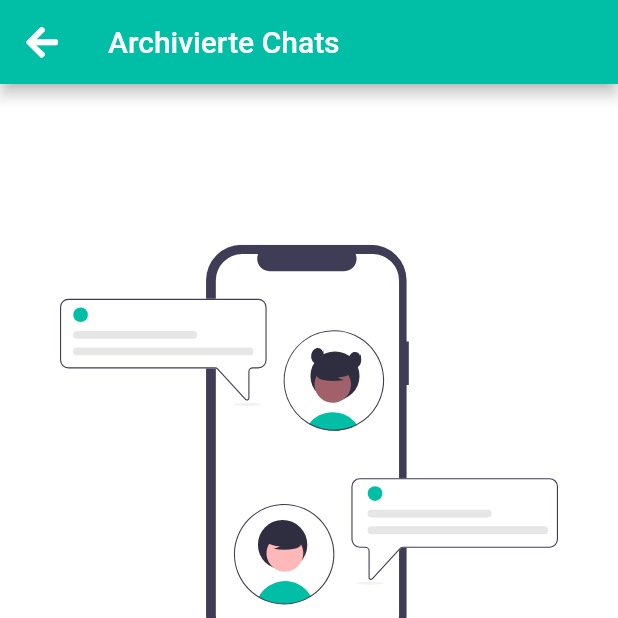
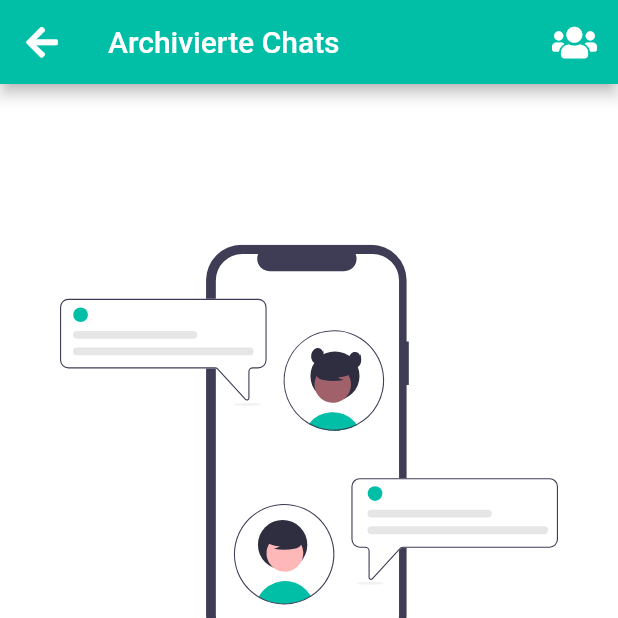
Before and after one commit to SirSimon04/you2me, a Flutter app: the ChatList screen opened directly, after a tap on an icon or button, on a phone screen of 412 x 824 dp, the top half of it. Run offline on Flutter 3.47's test engine with Material 2 defaults, Android fonts, the phone set to English and light mode, and no system bars; our stand-ins replace badges, bubble, cached_network_image, cloud_firestore, device_preview, firebase_auth and 16 more; missing offline and left inert: adaptive_action_sheet, clipboard, cupertino_list_tile, platform_list_tile, time_ago_provider; accounts and stored records are empty.

Commit message:
Added ModalBottomSheet to create groups. The users that can be added are the friends, coming from future builder, with checkboxlisttile

```diff
--- a/lib/screens/chatting/chatlist/chat_list_screen.dart
+++ b/lib/screens/chatting/chatlist/chat_list_screen.dart
@@ -56,11 +56,15 @@ class _ChatListState extends State<ChatList>
     // print("UID ist " + _auth.currentUser!.uid);
     // print(_auth.currentUser!.displayName);
     return Scaffold(
-      appBar: getChatListAppBar(isArchiveOpen, () {
-        setState(() {
-          isArchiveOpen = !isArchiveOpen;
-        });
-      }),
+      appBar: getChatListAppBar(
+        isArchiveOpen: isArchiveOpen,
+        onArchivePress: () {
+          setState(() {
+            isArchiveOpen = !isArchiveOpen;
+          });
+        },
+        context: context,
+      ),
       body: Container(
         decoration: BoxDecoration(
           image: gmOn
--- a/lib/screens/chatting/chatlist/components/chatlist_appbar.dart
+++ b/lib/screens/chatting/chatlist/components/chatlist_appbar.dart
@@ -1,9 +1,14 @@
 import 'dart:ui';
 
 import 'package:flutter/material.dart';
+import 'package:flutter_dispuatio/screens/chatting/chatlist/components/create_group_bottom_sheet.dart';
 import 'package:font_awesome_flutter/font_awesome_flutter.dart';
 
-getChatListAppBar(bool isArchiveOpen, VoidCallback onPressed) {
+getChatListAppBar({
+  required bool isArchiveOpen,
+  required VoidCallback onArchivePress,
+  required BuildContext context,
+}) {
   return AppBar(
     automaticallyImplyLeading: isArchiveOpen,
     title: isArchiveOpen ? Text("Archivierte Chats") : Text("Chats"),
@@ -11,16 +16,22 @@ getChatListAppBar(bool isArchiveOpen, VoidCallback onPressed) {
       !isArchiveOpen
           ? IconButton(
               onPressed: () {
-                onPressed();
+                onArchivePress();
               },
               icon: Icon(FontAwesomeIcons.solidFolderOpen),
             )
           : Container(),
+      Padding(
+        padding: const EdgeInsets.only(right: 8.0),
+        child: IconButton(
+            onPressed: () => createGroupModalMaterialBottomSheet(context),
+            icon: Icon(FontAwesomeIcons.users)),
+      )
     ],
     leading: isArchiveOpen
         ? IconButton(
             icon: Icon(FontAwesomeIcons.arrowLeft),
-            onPressed: onPressed,
+            onPressed: onArchivePress,
           )
         : null,
   );
--- a/lib/services/chat_service/chat_firebase_service.dart
+++ b/lib/services/chat_service/chat_firebase_service.dart
@@ -187,7 +187,6 @@ class ChatFirebaseService {
     }
   }
 
-  //TODO: wen einzige nachricht chat leeren
   static Future<void> deleteMessage({required chatUid, required msgUid}) async {
     var snapshots = await _firestore
         .collection("chat")
--- a/pubspec.yaml
+++ b/pubspec.yaml
@@ -57,6 +57,7 @@ dependencies:
   curved_navigation_bar: ^1.0.1
   fluttertoast: ^8.0.7
   flutter_svg: ^0.22.0
+  modal_bottom_sheet: ^2.0.0
 
   # The following adds the Cupertino Icons font to your application.
   # Use with the CupertinoIcons class for iOS style icons.
```
Also changed, not shown: lib/screens/chatting/chatlist/components/create_group_bottom_sheet.dart (added, +218 -0 lines), pubspec.lock.
